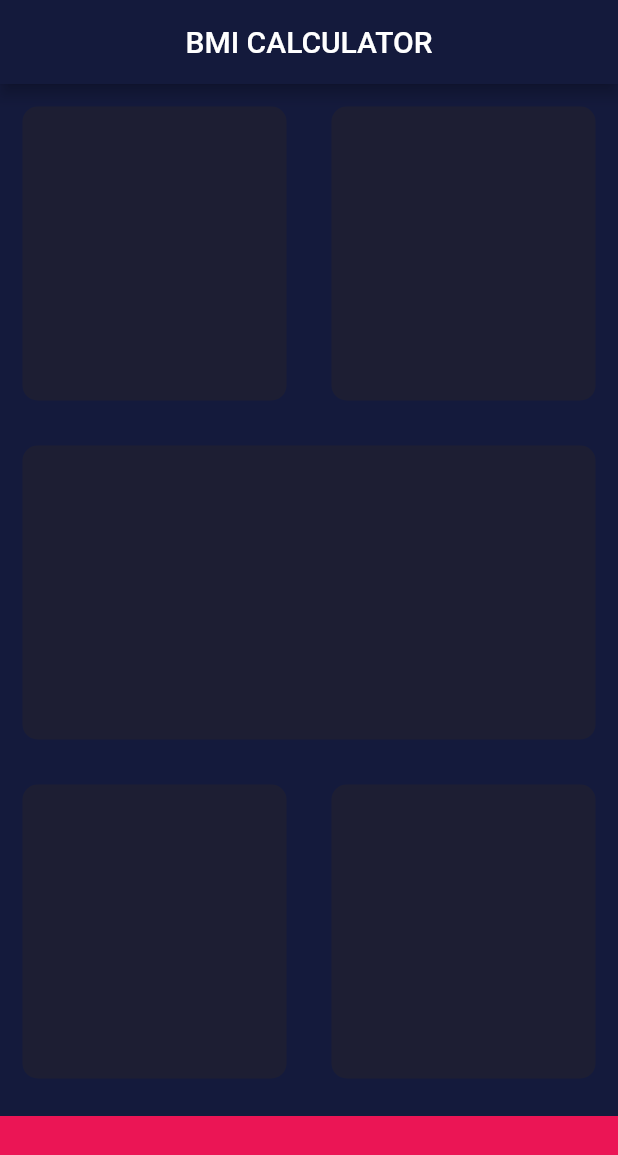
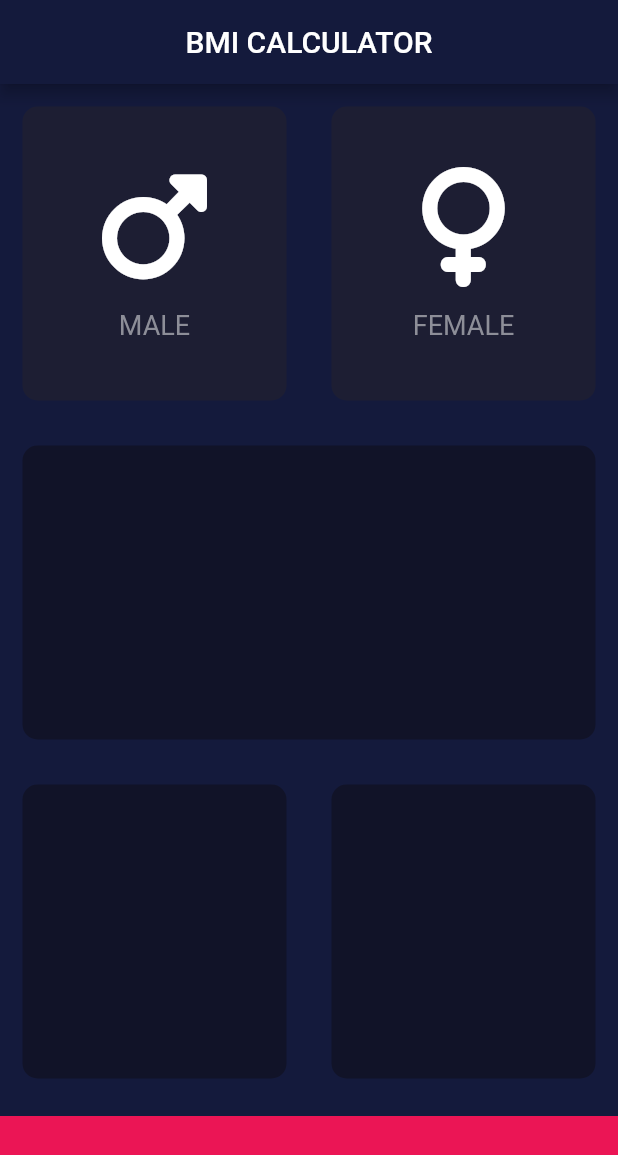
Before and after one commit to hajardami/simplebmicalculator, a Flutter app: the screen it shows after launch, on a phone screen of 412 x 824 dp. Shown: the top 1155 px of the screen. Run offline on Flutter 3.47's test engine with Material 2 defaults, Android fonts, the phone set to English and light mode, and no system bars; our stand-ins replace font_awesome_flutter.

```diff
--- /dev/null
+++ b/lib/Icon_content.dart
@@ -0,0 +1,32 @@
+import 'package:flutter/cupertino.dart';
+import 'package:flutter/material.dart';
+import 'package:font_awesome_flutter/font_awesome_flutter.dart';
+
+class ContentIcon extends StatelessWidget {
+  ContentIcon({required this.icon, required this.label});
+  IconData icon;
+  String label;
+  @override
+  Widget build(BuildContext context) {
+    return Column(
+      mainAxisAlignment: MainAxisAlignment.center,
+      children: <Widget>[
+        Icon(
+          icon,
+          size: 80,
+          color: Colors.white,
+        ),
+        SizedBox(
+          height: 15,
+        ),
+        Text(
+          label,
+          style: TextStyle(
+            fontSize: 18,
+            color: Color(0xFF8D8E98),
+          ),
+        )
+      ],
+    );
+  }
+}
--- a/lib/input_page.dart
+++ b/lib/input_page.dart
@@ -1,9 +1,14 @@
 import 'package:flutter/cupertino.dart';
 import 'package:flutter/material.dart';
+import 'package:font_awesome_flutter/font_awesome_flutter.dart';
+import 'reusable_card.dart';
+import 'Icon_content.dart';
 
 const bottomContainerHeight = 80.0;
-const Color colorbox = Color(0xFF1D1E33);
+const Color colorboxclicked = Color(0xFF1D1E33);
+const Color colorbox = Color(0xFF111328);
 const Color bottomcolor = Color(0xFFEB1555);
+enum Gender { male, female, none }
 
 class InputPage extends StatefulWidget {
   @override
@@ -11,6 +16,7 @@ class InputPage extends StatefulWidget {
 }
 
 class _InputPageState extends State<InputPage> {
+  Gender selectedGender = Gender.none;
   @override
   Widget build(BuildContext context) {
     return Scaffold(
@@ -25,12 +31,30 @@ class _InputPageState extends State<InputPage> {
                 children: [
                   Expanded(
                     child: ReusableCard(
-                      colour: colorbox,
+                      tab: () {
+                        setState(() {
+                          selectedGender = Gender.male;
+                        });
+                      },
+                      colour: selectedGender == Gender.male
+                          ? colorbox
+                          : colorboxclicked,
+                      cardChild: ContentIcon(
+                          label: "MALE", icon: FontAwesomeIcons.mars),
                     ),
                   ),
                   Expanded(
                     child: ReusableCard(
-                      colour: colorbox,
+                      tab: () {
+                        setState(() {
+                          selectedGender = Gender.female;
+                        });
+                      },
+                      colour: selectedGender == Gender.female
+                          ? colorbox
+                          : colorboxclicked,
+                      cardChild: ContentIcon(
+                          label: "FEMALE", icon: FontAwesomeIcons.venus),
                     ),
                   ),
                 ],
@@ -75,16 +99,3 @@ class _InputPageState extends State<InputPage> {
     );
   }
 }
-
-class ReusableCard extends StatelessWidget {
-  ReusableCard({required this.colour});
-  final Color colour;
-  @override
-  Widget build(BuildContext context) {
-    return Container(
-      margin: EdgeInsets.all(15),
-      decoration:
-          BoxDecoration(color: colour, borderRadius: BorderRadius.circular(10)),
-    );
-  }
-}
--- /dev/null
+++ b/lib/reusable_card.dart
@@ -0,0 +1,22 @@
+import 'package:flutter/cupertino.dart';
+import 'package:flutter/material.dart';
+import 'package:font_awesome_flutter/font_awesome_flutter.dart';
+
+class ReusableCard extends StatelessWidget {
+  ReusableCard({required this.colour, this.cardChild, this.tab});
+  final Color colour;
+  final Widget? cardChild;
+  final VoidCallback? tab;
+  @override
+  Widget build(BuildContext context) {
+    return GestureDetector(
+      onTap: tab,
+      child: Container(
+        child: cardChild,
+        margin: EdgeInsets.all(15),
+        decoration: BoxDecoration(
+            color: colour, borderRadius: BorderRadius.circular(10)),
+      ),
+    );
+  }
+}
--- a/pubspec.yaml
+++ b/pubspec.yaml
@@ -34,6 +34,7 @@ dependencies:
   # The following adds the Cupertino Icons font to your application.
   # Use with the CupertinoIcons class for iOS style icons.
   cupertino_icons: ^1.0.2
+  font_awesome_flutter: ^10.1.0
 
 dev_dependencies:
   flutter_test:
```
Also changed, not shown: pubspec.lock.
